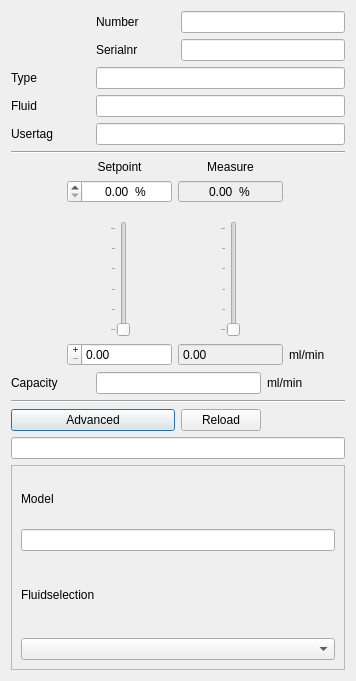
This is ui/flowchannel.ui in ArJKloek/FlowControl as Qt 5 draws it before an edit. The edited form follows.
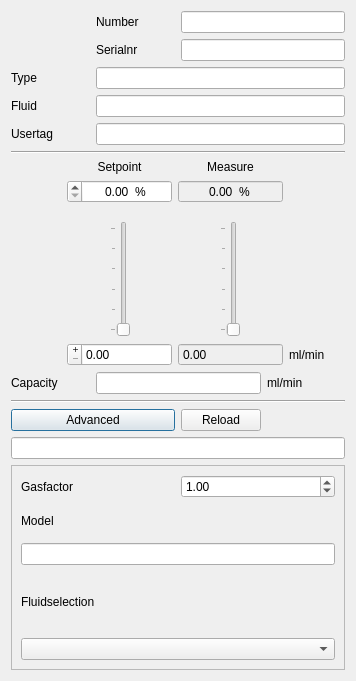
This is the edited form.

Commit message:
Add .gitattributes and gasfactor UI element
Introduced a .gitattributes file to standardize line endings and handle binary files. Added a 'Gasfactor' label and QDoubleSpinBox to the flowchannel UI. Also defined a __version__ variable in main.py.

Patch:
```diff
--- a/ui/flowchannel.ui
+++ b/ui/flowchannel.ui
@@ -153,6 +153,27 @@
         </item>
        </layout>
       </item>
+      <item row="0" column="0">
+       <layout class="QGridLayout" name="gridLayout_4">
+        <item row="0" column="1">
+         <widget class="QDoubleSpinBox" name="ds_gasfactor">
+          <property name="maximum">
+           <double>5.000000000000000</double>
+          </property>
+          <property name="value">
+           <double>1.000000000000000</double>
+          </property>
+         </widget>
+        </item>
+        <item row="0" column="0">
+         <widget class="QLabel" name="lb_gasfactor">
+          <property name="text">
+           <string>Gasfactor</string>
+          </property>
+         </widget>
+        </item>
+       </layout>
+      </item>
      </layout>
     </widget>
    </item>
```
The commit also changes 2 other files.
